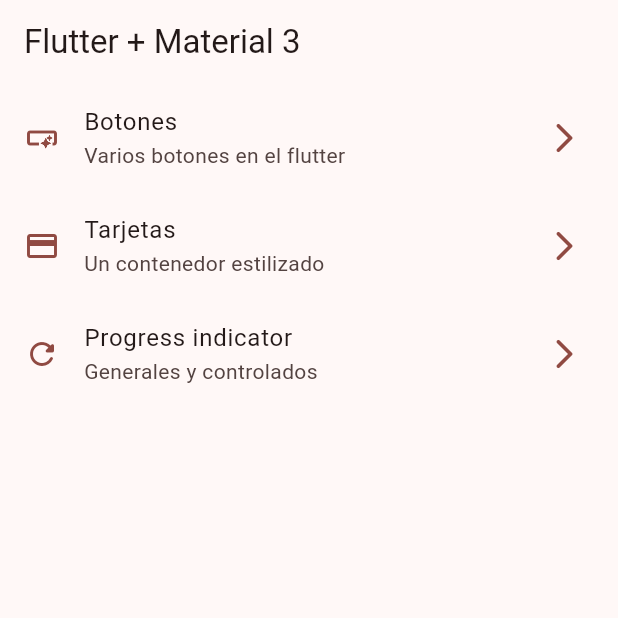
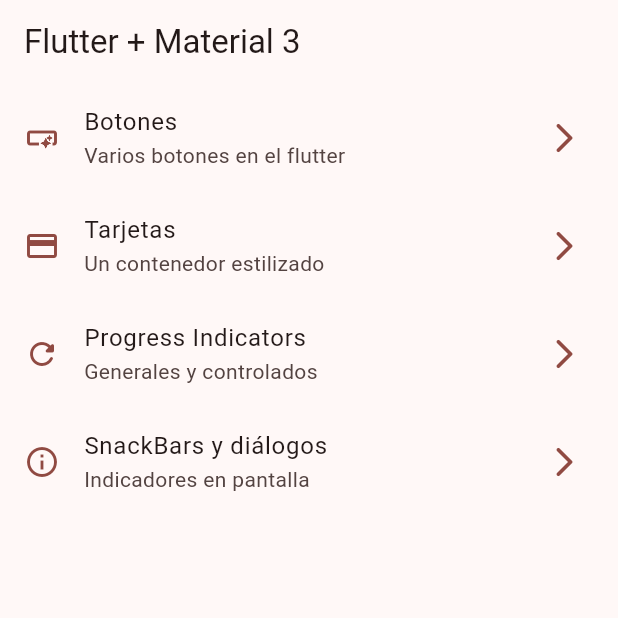
Before and after one commit to dani3571/WidgetsApp, a Flutter app: the screen it shows after launch, on a phone screen of 412 x 824 dp, the top half of it. Run offline on Flutter 3.47's test engine with Material 2 defaults, Android fonts, the phone set to English and light mode, and no system bars; our stand-ins replace go_router.

Commit message:
Snacksbars finished

```diff
--- a/lib/config/menu/menu_items.dart
+++ b/lib/config/menu/menu_items.dart
@@ -31,11 +31,18 @@ const appMenuItems = <MenuItem>[
       icon: Icons.credit_card
     ),
      MenuItem(
-      title: 'Progress indicator',
+      title: 'Progress Indicators',
       subTitle: 'Generales y controlados',
       link: '/progress',
       icon: Icons.refresh_rounded
     ),
+      MenuItem(
+      title: 'SnackBars y diálogos',
+      subTitle: 'Indicadores en pantalla',
+      link: '/snackbars',
+      icon: Icons.info_outline
+    ),
+
 
 
 ];
--- a/lib/config/router/app_router.dart
+++ b/lib/config/router/app_router.dart
@@ -28,5 +28,10 @@ final appRouter = GoRouter(
       path: '/progress',
       builder: (context, state) => const ProgressScreen(),
     ),
+        GoRoute(
+      name: SnackbarScreen.name,
+      path: '/snackbars',
+      builder: (context, state) => const SnackbarScreen(),
+    ),
   ],
 );
```
Also changed, not shown: lib/presentation/screens/snackbar/snackbar_screen.dart (+27 -2 lines).
